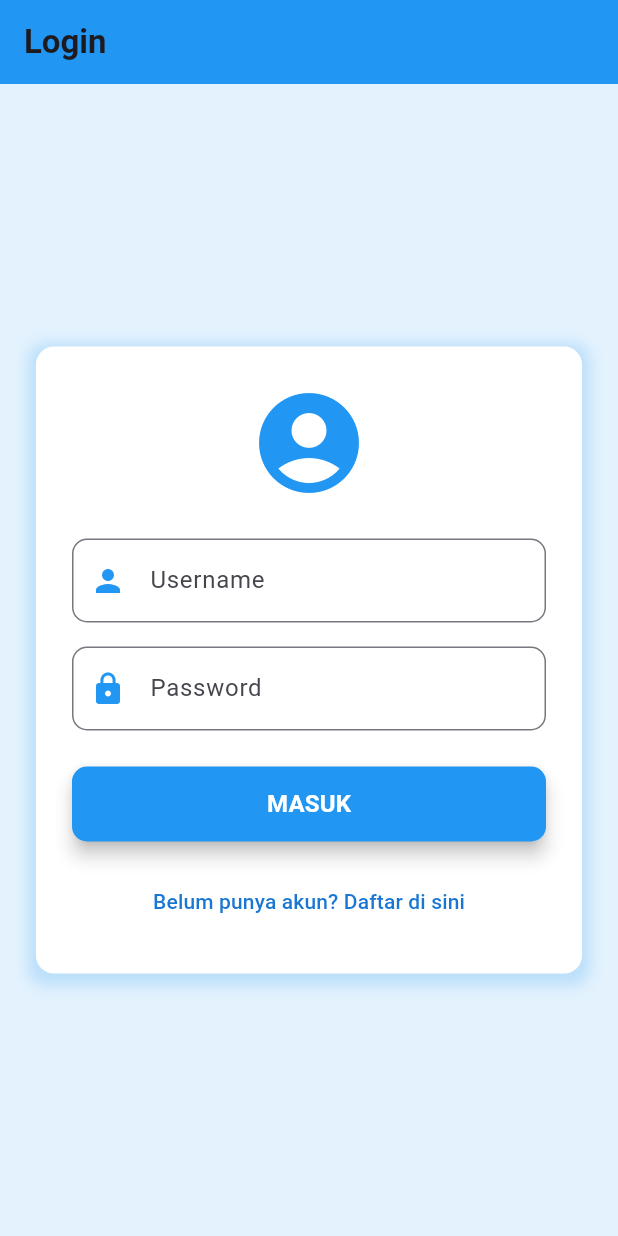
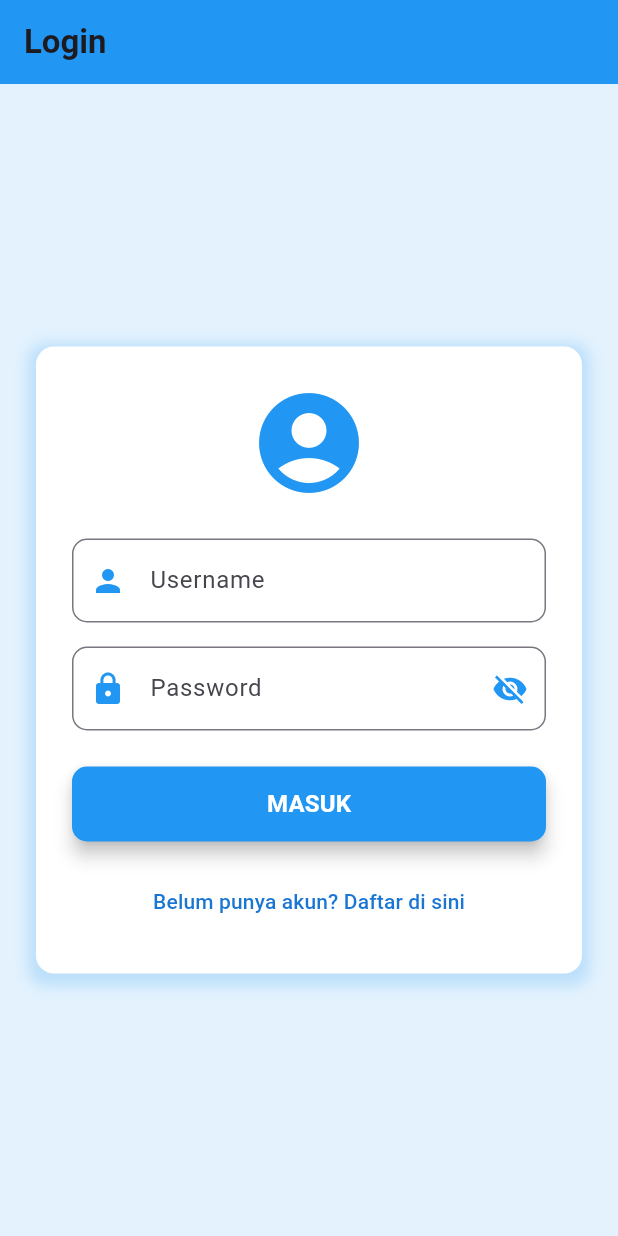
Before and after one commit to Gilangbayu08/tugas_project, a Flutter app: the screen it shows after launch, on a phone screen of 412 x 824 dp. Run offline on Flutter 3.47's test engine with Material 3 defaults, Android fonts, the phone set to English and light mode, and no system bars; our stand-ins replace sqflite; accounts and stored records are empty.

Commit message:
update login dengan visibilitas password

```diff
--- a/project_tugas/lib/screens/login.dart
+++ b/project_tugas/lib/screens/login.dart
@@ -12,6 +12,9 @@ class _LoginScreenState extends State<LoginScreen> {
   final _usernameController = TextEditingController();
   final _passwordController = TextEditingController();
   final _formKey = GlobalKey<FormState>();
+
+  // Variabel untuk mengontrol visibilitas password
+  bool _isPasswordVisible = false;
 
   // Fungsi untuk login
   void _login() async {
@@ -114,9 +117,24 @@ class _LoginScreenState extends State<LoginScreen> {
                     // Form untuk password
                     TextFormField(
                       controller: _passwordController,
+                      obscureText:
+                          !_isPasswordVisible, // Toggle password visibility
                       decoration: InputDecoration(
                         labelText: 'Password',
                         prefixIcon: Icon(Icons.lock, color: Colors.blue),
+                        suffixIcon: IconButton(
+                          icon: Icon(
+                            _isPasswordVisible
+                                ? Icons.visibility
+                                : Icons.visibility_off,
+                            color: Colors.blue,
+                          ),
+                          onPressed: () {
+                            setState(() {
+                              _isPasswordVisible = !_isPasswordVisible;
+                            });
+                          },
+                        ),
                         border: OutlineInputBorder(
                           borderRadius: BorderRadius.circular(10),
                         ),
@@ -125,7 +143,6 @@ class _LoginScreenState extends State<LoginScreen> {
                           borderSide: BorderSide(color: Colors.blue, width: 2),
                         ),
                       ),
-                      obscureText: true, // Agar password tersembunyi
                       validator: (value) {
                         if (value == null || value.isEmpty) {
                           return 'Password tidak boleh kosong';
```
